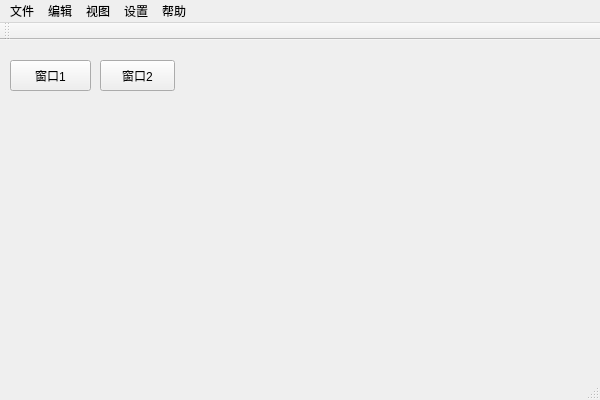
Qt form PictureFactory/PictureFactory.ui (fruh1ing/PictureFactory) before a commit.
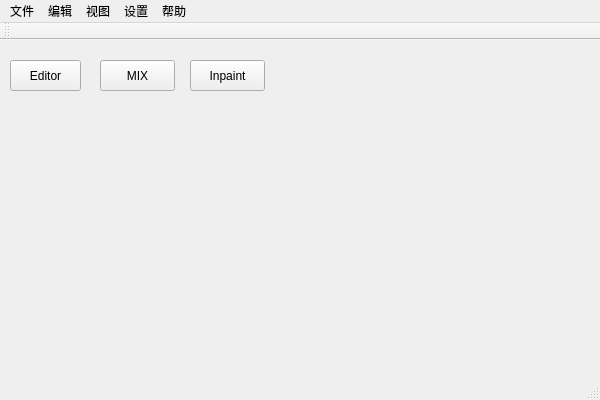
The same form after that commit.

The edit to the form file:
```diff
--- a/PictureFactory/PictureFactory.ui
+++ b/PictureFactory/PictureFactory.ui
@@ -28,12 +28,12 @@
       <rect>
        <x>10</x>
        <y>10</y>
-       <width>81</width>
+       <width>71</width>
        <height>31</height>
       </rect>
      </property>
      <property name="text">
-      <string>窗口1</string>
+      <string>Editor</string>
      </property>
     </widget>
     <widget class="QPushButton" name="pushButton_muti">
@@ -46,7 +46,20 @@
       </rect>
      </property>
      <property name="text">
-      <string>窗口2</string>
+      <string>MIX</string>
+     </property>
+    </widget>
+    <widget class="QPushButton" name="pushButton_muti_2">
+     <property name="geometry">
+      <rect>
+       <x>190</x>
+       <y>10</y>
+       <width>75</width>
+       <height>31</height>
+      </rect>
+     </property>
+     <property name="text">
+      <string>Inpaint</string>
      </property>
     </widget>
    </widget>
```
